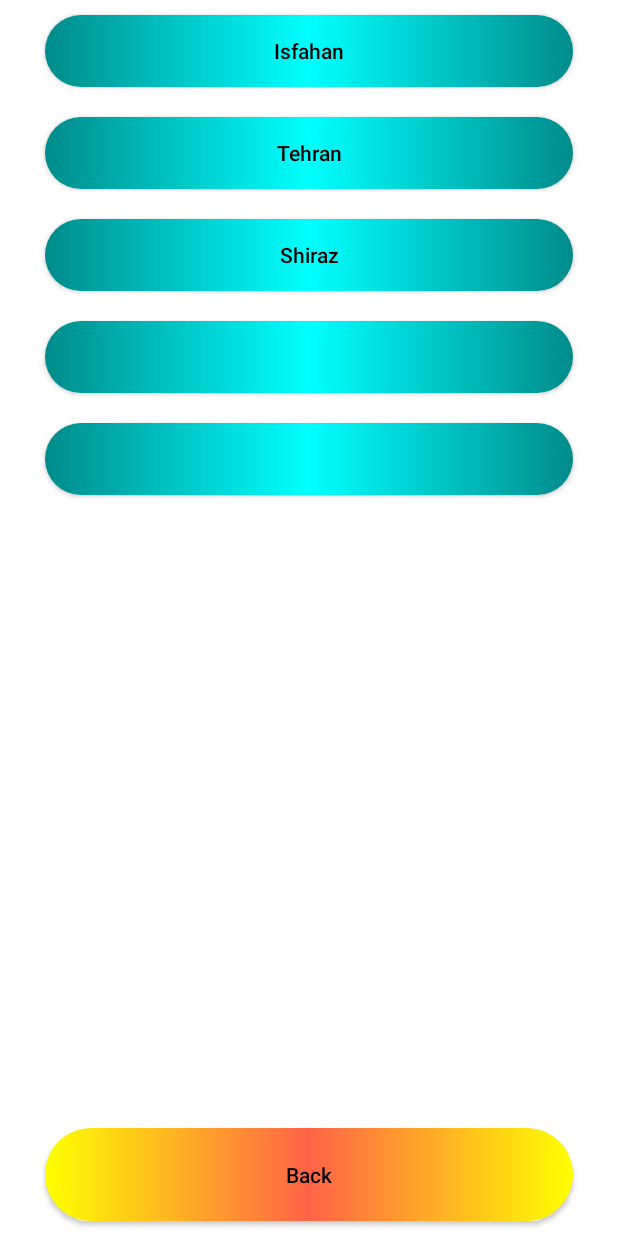
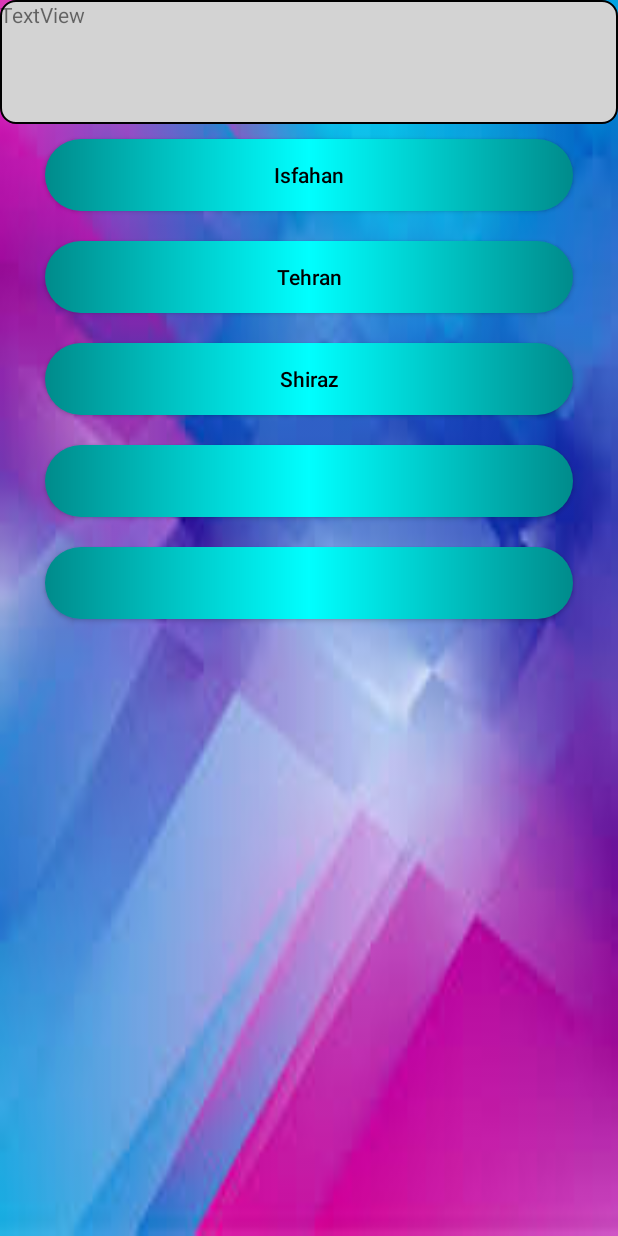
Before and after one commit to AliAEbrahimian/Vaxino, an Android app: the CityActivity screen opened directly, with no data from a screen before it, on a phone screen of 412 x 824 dp. Run offline under Robolectric (Android 15) with nearby library versions, the phone set to English and light mode, and no system bars.

Commit message:
Initial Commit

```diff
--- a/app/src/main/java/com/aaebrahimian/vaxino/CityActivity.kt
+++ b/app/src/main/java/com/aaebrahimian/vaxino/CityActivity.kt
@@ -42,12 +42,7 @@ class CityActivity : Activity() {
             startActivity(intent)
         }
 
-        val btn_Back = findViewById<Button>(R.id.btn_Back)
 
-        btn_Back.setOnClickListener {
-            val intent = Intent (this, MainActivity::class.java)
-            startActivity(intent)
-        }
 
     }
 
--- a/app/src/main/java/com/aaebrahimian/vaxino/VaccineActivity.kt
+++ b/app/src/main/java/com/aaebrahimian/vaxino/VaccineActivity.kt
@@ -41,12 +41,6 @@ class VaccineActivity : Activity() {
             startActivity(intent)
         }
 
-        val btn_Back = findViewById<Button>(R.id.btn_Back)
-
-        btn_Back.setOnClickListener {
-            val intent = Intent (this, CityActivity::class.java)
-            startActivity(intent)
-        }
 
     }
 }
--- a/app/src/main/res/layout/activity_city.xml
+++ b/app/src/main/res/layout/activity_city.xml
@@ -4,9 +4,23 @@
     xmlns:tools="http://schemas.android.com/tools"
     android:layout_width="match_parent"
     android:layout_height="match_parent"
-    android:background="#FFFFFF"
+    android:background="@mipmap/background"
     android:orientation="vertical"
     tools:context=".CityActivity">
+
+    <LinearLayout
+        android:layout_width="match_parent"
+        android:layout_height="match_parent"
+        android:layout_weight="9"
+        android:orientation="vertical">
+
+        <TextView
+            android:id="@+id/textView"
+            android:layout_width="match_parent"
+            android:layout_height="match_parent"
+            android:text="TextView"
+            android:background="@drawable/design_text_view"/>
+    </LinearLayout>
 
     <LinearLayout
         android:layout_width="match_parent"
@@ -85,24 +99,4 @@
             android:textColor="#000000" />
     </LinearLayout>
 
-    <LinearLayout
-        android:layout_width="match_parent"
-        android:layout_height="match_parent"
-        android:layout_weight="9"
-        android:orientation="vertical">
-
-        <Button
-            android:id="@+id/btn_Back"
-            android:layout_width="match_parent"
-            android:layout_height="match_parent"
-            android:layout_marginLeft="30dp"
-            android:layout_marginTop="10dp"
-            android:layout_marginRight="30dp"
-            android:layout_marginBottom="10dp"
-            android:background="@drawable/design_button_2"
-            android:text="@string/back"
-            android:textAllCaps="false"
-            android:textColor="#000000" />
-    </LinearLayout>
-
 </LinearLayout>
--- a/app/src/main/res/layout/activity_clinic.xml
+++ b/app/src/main/res/layout/activity_clinic.xml
@@ -4,7 +4,8 @@
     xmlns:tools="http://schemas.android.com/tools"
     android:layout_width="match_parent"
     android:layout_height="match_parent"
-    tools:context=".ClinicActivity">
+    tools:context=".ClinicActivity"
+    android:background="@mipmap/background">
 
     <LinearLayout
         android:layout_width="match_parent"
--- a/app/src/main/res/layout/activity_main.xml
+++ b/app/src/main/res/layout/activity_main.xml
@@ -4,7 +4,7 @@
     android:layout_width="match_parent"
     android:layout_height="match_parent"
     android:orientation="vertical"
-    android:background="#FFFFFF"
+    android:background="@mipmap/background"
     tools:context=".MainActivity"
     >
 
```
Also changed, not shown: app/src/main/res/layout/activity_vaccine.xml (+16 -21 lines).
